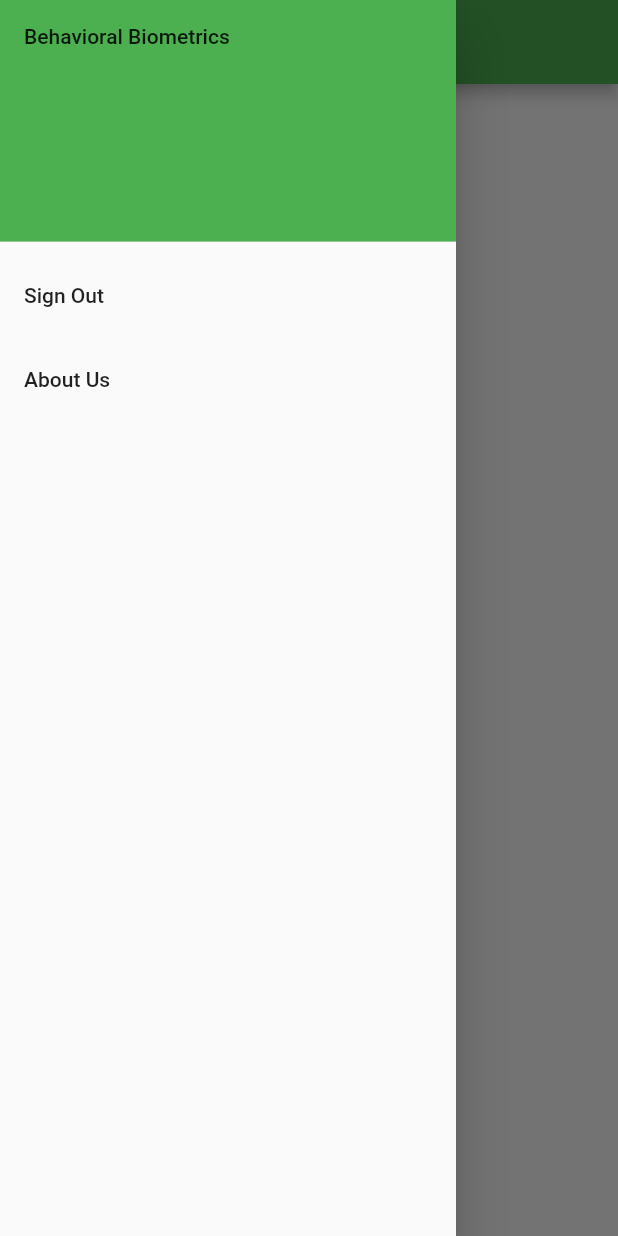
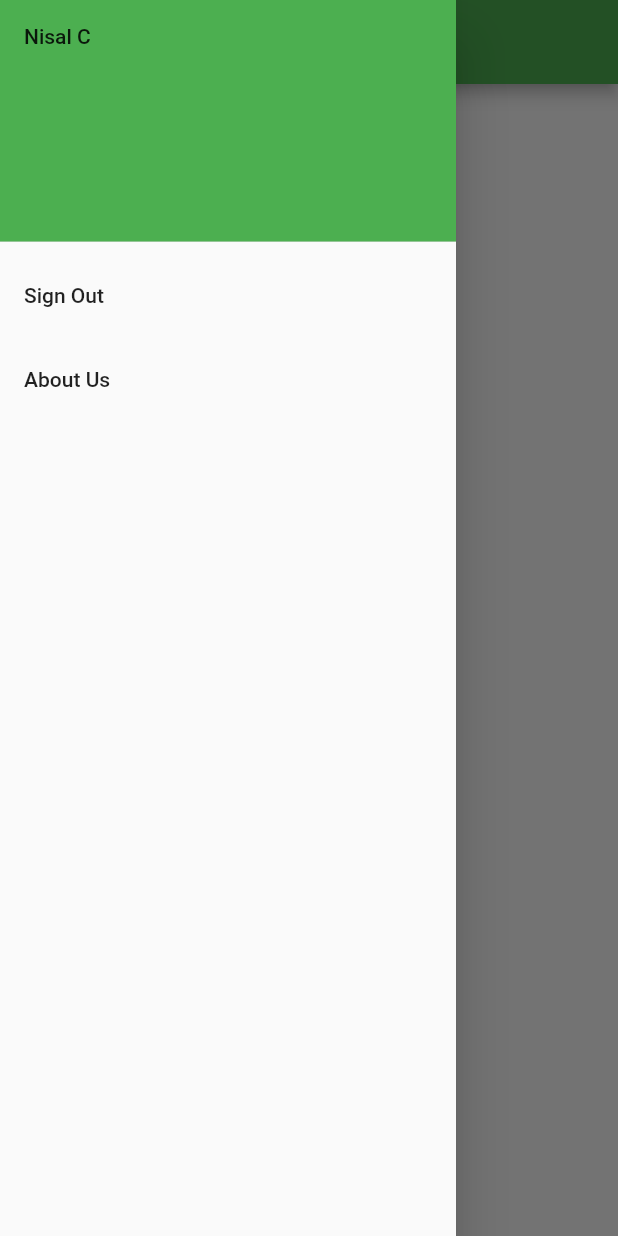
Before and after one commit to NisalC/keystrokes, a Flutter app: the screen it shows once a user with an empty profile is signed in, with the side drawer open, on a phone screen of 412 x 824 dp. Run offline on Flutter 3.47's test engine with Material 2 defaults, Android fonts, the phone set to English and light mode, and no system bars; our stand-ins replace firebase_auth, firebase_core; missing offline and left inert: dart:html, flutter_login_facebook; accounts and stored records are empty.

Commit message:
drawer completed

```diff
--- a/flutter2.0-firebasestarter/lib/home_page.dart
+++ b/flutter2.0-firebasestarter/lib/home_page.dart
@@ -12,6 +12,7 @@ class HomePage extends StatefulWidget {
 class _HomePageState extends State<HomePage> {
   @override
   Widget build(BuildContext context) {
+    final profil_name = "Nisal C"; // Replace with backend call
     return Scaffold(
       appBar: AppBar(
         title: Text('Biometrics'),
@@ -26,7 +27,7 @@ class _HomePageState extends State<HomePage> {
               decoration: BoxDecoration(
                 color: Colors.green,
               ),
-              child: Text('Behavioral Biometrics'),
+              child: Text('Nisal C'),
             ),
             ListTile(
               title: const Text('Sign Out'),
```
